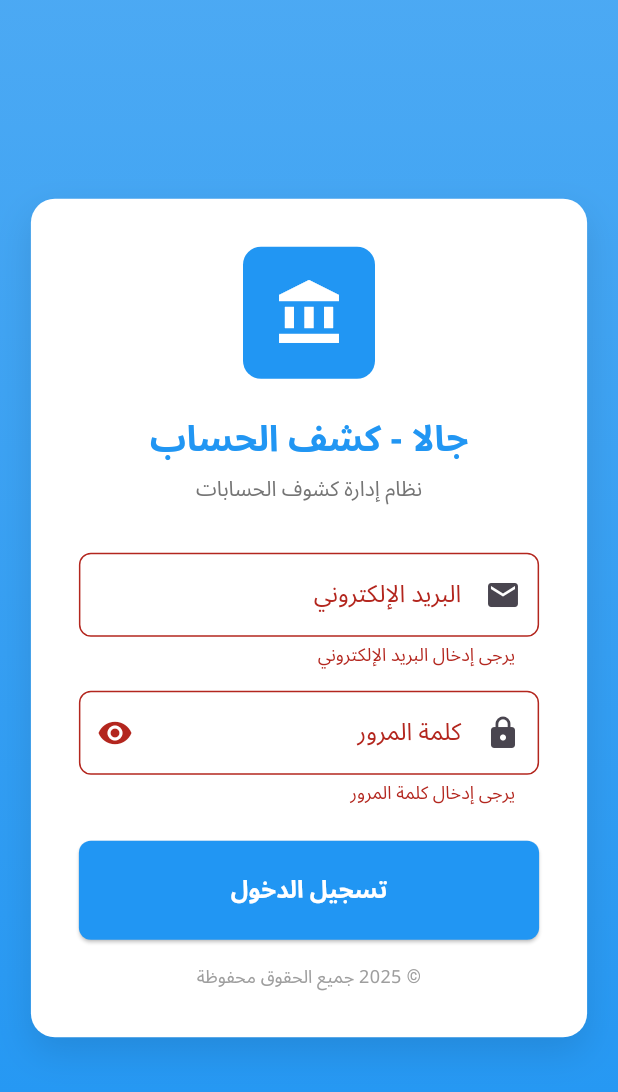
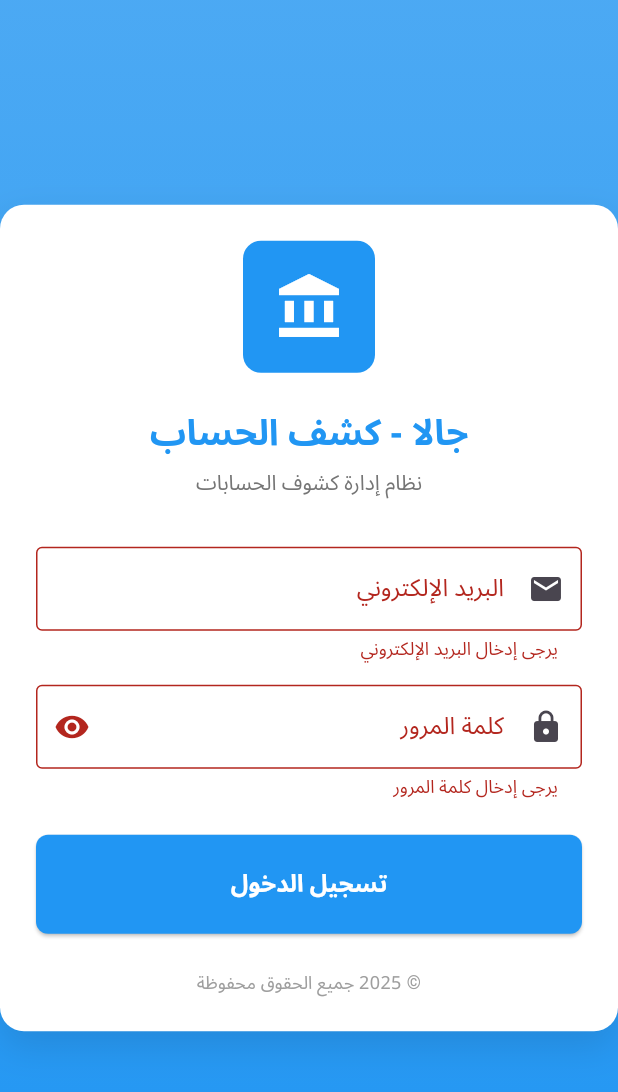
Before and after one commit to qihameedah/JalaAS, a Flutter app: the WebLoginScreen screen opened directly, after a tap on "تسجيل الدخول", on a phone screen of 412 x 824 dp. Shown: the top 1092 px of the screen. Run offline on Flutter 3.47's test engine with Material 3 defaults, Android fonts, the phone set to English and light mode, and no system bars; our stand-ins replace connectivity_plus, google_fonts, pdf, pin_code_fields, printing, shared_preferences and 1 more; accounts and stored records are empty; network calls fail.

Commit message:
Ma7moud's Commit 3 Fixing Some Responsivenesss issues for desktop

```diff
--- /dev/null
+++ b/devtools_options.yaml
@@ -0,0 +1,3 @@
+description: This file stores settings for Dart & Flutter DevTools.
+documentation: https://docs.flutter.dev/tools/devtools/extensions#configure-extension-enablement-states
+extensions:
--- a/lib/screens/mobile/login_screen.dart
+++ b/lib/screens/mobile/login_screen.dart
@@ -81,7 +81,9 @@ class _LoginScreenState extends State<LoginScreen> {
   @override
   Widget build(BuildContext context) {
     return Scaffold(
-      body: SafeArea(
+      body: Center(
+        child: ConstrainedBox(
+          constraints: const BoxConstraints(maxWidth: 600),
           child: SingleChildScrollView(
             padding: const EdgeInsets.all(24.0),
             child: Form(
@@ -247,6 +249,7 @@ class _LoginScreenState extends State<LoginScreen> {
             ),
           ),
         ),
+      ),
     );
   }
 }
--- a/lib/screens/mobile/statement_detail_screen.dart
+++ b/lib/screens/mobile/statement_detail_screen.dart
@@ -133,6 +133,9 @@ class _StatementDetailScreenState extends State<StatementDetailScreen> {
           ? const Center(child: CircularProgressIndicator())
           : _details.isEmpty
               ? Center(
+                  child: ConstrainedBox(
+                    constraints: const BoxConstraints(maxWidth: 600),
+                    child: SingleChildScrollView(
                       child: Column(
                         mainAxisAlignment: MainAxisAlignment.center,
                         children: [
@@ -150,6 +153,8 @@ class _StatementDetailScreenState extends State<StatementDetailScreen> {
                             ),
                           ),
                         ],
+                      ),
+                    ),
                   ),
                 )
               : _buildContent(),
--- a/lib/screens/web/web_login_screen.dart
+++ b/lib/screens/web/web_login_screen.dart
@@ -23,7 +23,7 @@ class _WebLoginScreenState extends State<WebLoginScreen> {
   @override
   void initState() {
     super.initState();
-    _checkExistingSession(); // Check for active session on app launch
+    _checkExistingSession();
   }
 
   @override
@@ -33,31 +33,24 @@ class _WebLoginScreenState extends State<WebLoginScreen> {
     super.dispose();
   }
 
-  // Check if there is an active session and navigate to the appropriate screen
   Future<void> _checkExistingSession() async {
-    // Ensure to clear any session when the app is opened
     final currentUser = SupabaseService.currentAuthUser;
-    if (currentUser == null) {
-      return; // No user logged in
-    }
+    if (currentUser == null) return;
 
     try {
       final user = await SupabaseService.getCurrentUser();
-      if (!mounted) return; // Ensure the widget is still mounted
+      if (!mounted) return;
 
       if (user != null && user.isActive) {
         _navigateBasedOnUserType(user);
       } else {
-        // In case the user is inactive, log them out
         await SupabaseService.signOut();
       }
     } catch (e) {
-      // If there was an error, log out the user
       await SupabaseService.signOut();
     }
   }
 
-  // Handle the login logic
   Future<void> _login() async {
     if (!_formKey.currentState!.validate()) return;
 
@@ -73,7 +66,7 @@ class _WebLoginScreenState extends State<WebLoginScreen> {
 
       if (response.user != null) {
         final user = await SupabaseService.getCurrentUser();
-        if (!mounted) return; // Ensure the widget is still mounted
+        if (!mounted) return;
 
         if (user != null) {
           if (!user.isActive) {
@@ -82,15 +75,14 @@ class _WebLoginScreenState extends State<WebLoginScreen> {
               'حسابك غير مفعل. اتصل بالمدير لتفعيل الحساب.',
               isError: true,
             );
-            await SupabaseService.signOut(); // Ensure user is logged out
+            await SupabaseService.signOut();
             return;
           }
-
           _navigateBasedOnUserType(user);
         }
       }
     } catch (e) {
-      if (!mounted) return; // Ensure the widget is still mounted
+      if (!mounted) return;
       Helpers.showSnackBar(
         context,
         'فشل في تسجيل الدخول. تحقق من بيانات الدخول.',
@@ -105,29 +97,22 @@ class _WebLoginScreenState extends State<WebLoginScreen> {
     }
   }
 
-  // Navigate to the dashboard based on user type
   void _navigateBasedOnUserType(user) {
     if (user.isAdmin) {
       Navigator.of(context).pushReplacement(
-        MaterialPageRoute(
-          builder: (context) => const AdminDashboard(),
-        ),
+        MaterialPageRoute(builder: (context) => const AdminDashboard()),
       );
     } else {
       Navigator.of(context).pushReplacement(
-        MaterialPageRoute(
-          builder: (context) => WebStatementsScreen(user: user),
-        ),
+        MaterialPageRoute(builder: (context) => WebStatementsScreen(user: user)),
       );
     }
   }
 
-  // Logout and clear session
   Future<void> _logout() async {
     await SupabaseService.signOut();
-    if (!mounted) return; // Ensure the widget is still mounted
+    if (!mounted) return;
     Helpers.showSnackBar(context, 'تم تسجيل الخروج بنجاح.');
-    // Optionally, navigate to login screen
     Navigator.of(context).pushReplacement(
       MaterialPageRoute(builder: (context) => const WebLoginScreen()),
     );
@@ -135,9 +120,6 @@ class _WebLoginScreenState extends State<WebLoginScreen> {
 
   @override
   Widget build(BuildContext context) {
-    final screenWidth = MediaQuery.of(context).size.width;
-    final isWideScreen = screenWidth > 768;
-
     return Scaffold(
       body: Container(
         width: double.infinity,
@@ -153,9 +135,13 @@ class _WebLoginScreenState extends State<WebLoginScreen> {
           ),
         ),
         child: Center(
+          child: SingleChildScrollView(
+            child: ConstrainedBox(
+              constraints: const BoxConstraints(maxWidth: 600,),
               child: Container(
-            width: isWideScreen ? 400 : screenWidth * 0.9,
-            padding: const EdgeInsets.all(32),
+                padding: EdgeInsets.all(
+                  MediaQuery.of(context).size.width < 600 ? 24.0 : 32.0,
+                ),
                 decoration: BoxDecoration(
                   color: Colors.white,
                   borderRadius: BorderRadius.circular(16),
@@ -217,6 +203,7 @@ class _WebLoginScreenState extends State<WebLoginScreen> {
                         decoration: const InputDecoration(
                           labelText: 'البريد الإلكتروني',
                           prefixIcon: Icon(Icons.email),
+                          border: OutlineInputBorder(),
                         ),
                         validator: (value) {
                           if (value == null || value.isEmpty) {
@@ -239,6 +226,7 @@ class _WebLoginScreenState extends State<WebLoginScreen> {
                         decoration: InputDecoration(
                           labelText: 'كلمة المرور',
                           prefixIcon: const Icon(Icons.lock),
+                          border: const OutlineInputBorder(),
                           suffixIcon: IconButton(
                             icon: Icon(
                               _obscurePassword
@@ -272,17 +260,32 @@ class _WebLoginScreenState extends State<WebLoginScreen> {
                           onPressed: _isLoading ? null : _login,
                           style: ElevatedButton.styleFrom(
                             padding: const EdgeInsets.symmetric(vertical: 16),
+                            backgroundColor: const Color(AppConstants.primaryColor),
+                            foregroundColor: Colors.white,
+                            shape: RoundedRectangleBorder(
+                              borderRadius: BorderRadius.circular(8),
+                            ),
                           ),
                           child: _isLoading
-                          ? const CircularProgressIndicator(
-                        valueColor:
-                        AlwaysStoppedAnimation<Color>(Colors.white),
+                              ? const SizedBox(
+                            height: 20,
+                            width: 20,
+                            child: CircularProgressIndicator(
+                              valueColor: AlwaysStoppedAnimation<Color>(Colors.white),
+                              strokeWidth: 2,
+                            ),
                           )
-                          : const Text('تسجيل الدخول'),
+                              : const Text(
+                            'تسجيل الدخول',
+                            style: TextStyle(
+                              fontSize: 16,
+                              fontWeight: FontWeight.w600,
+                            ),
+                          ),
                         ),
                       ),
 
-                  const SizedBox(height: 16),
+                      const SizedBox(height: 24),
 
                       // Footer
                       Text(
@@ -299,6 +302,8 @@ class _WebLoginScreenState extends State<WebLoginScreen> {
               ),
             ),
           ),
+        ),
+      ),
     );
   }
 }
```
Also changed, not shown: lib/screens/mobile/account_statements_screen.dart (+6 -1 lines), lib/screens/mobile/contact_selection_screen.dart (+7 -1 lines), lib/screens/mobile/date_range_screen.dart (+36 -14 lines), lib/screens/mobile/pin_enter_screen.dart (+8 -1 lines). Lines whose indentation alone changed are shown as unchanged.
